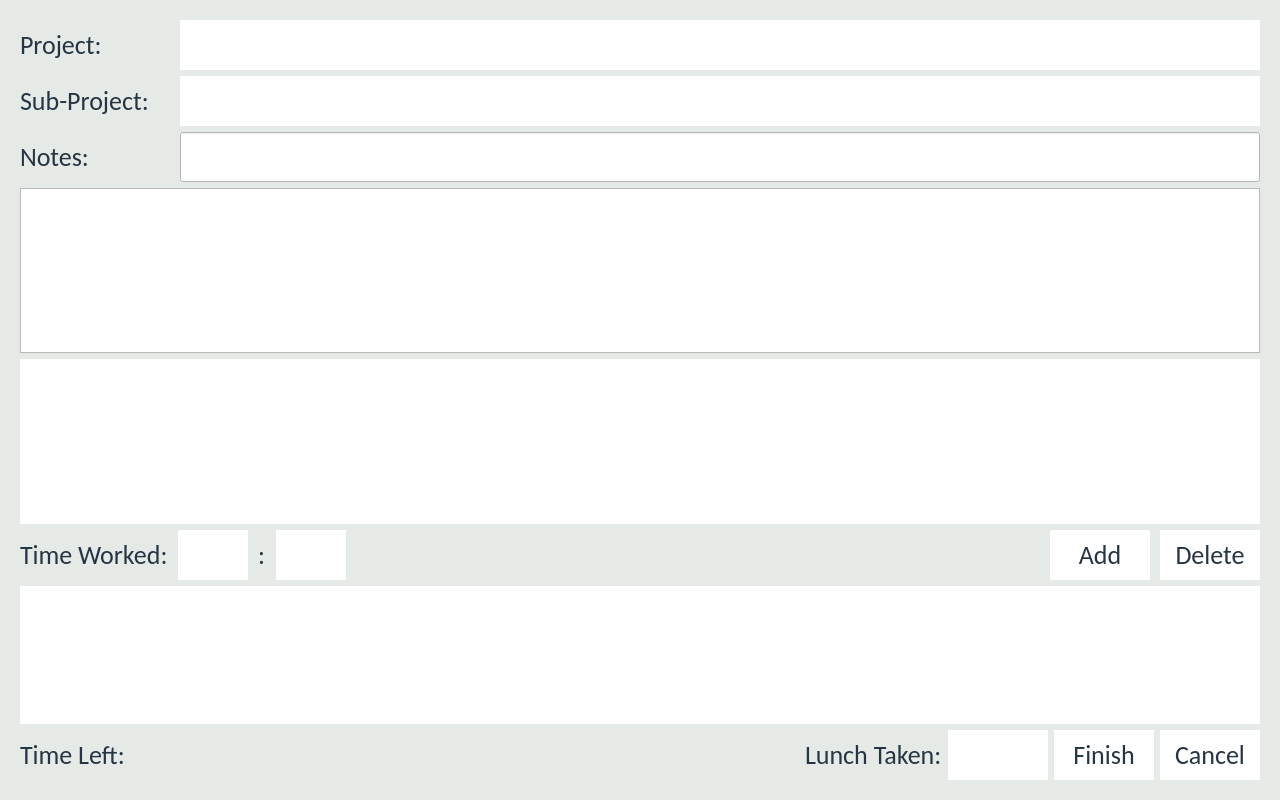
Old version of the form Source/Time-Track/clockoutform.ui in the repository joshuawootonn/time-track.
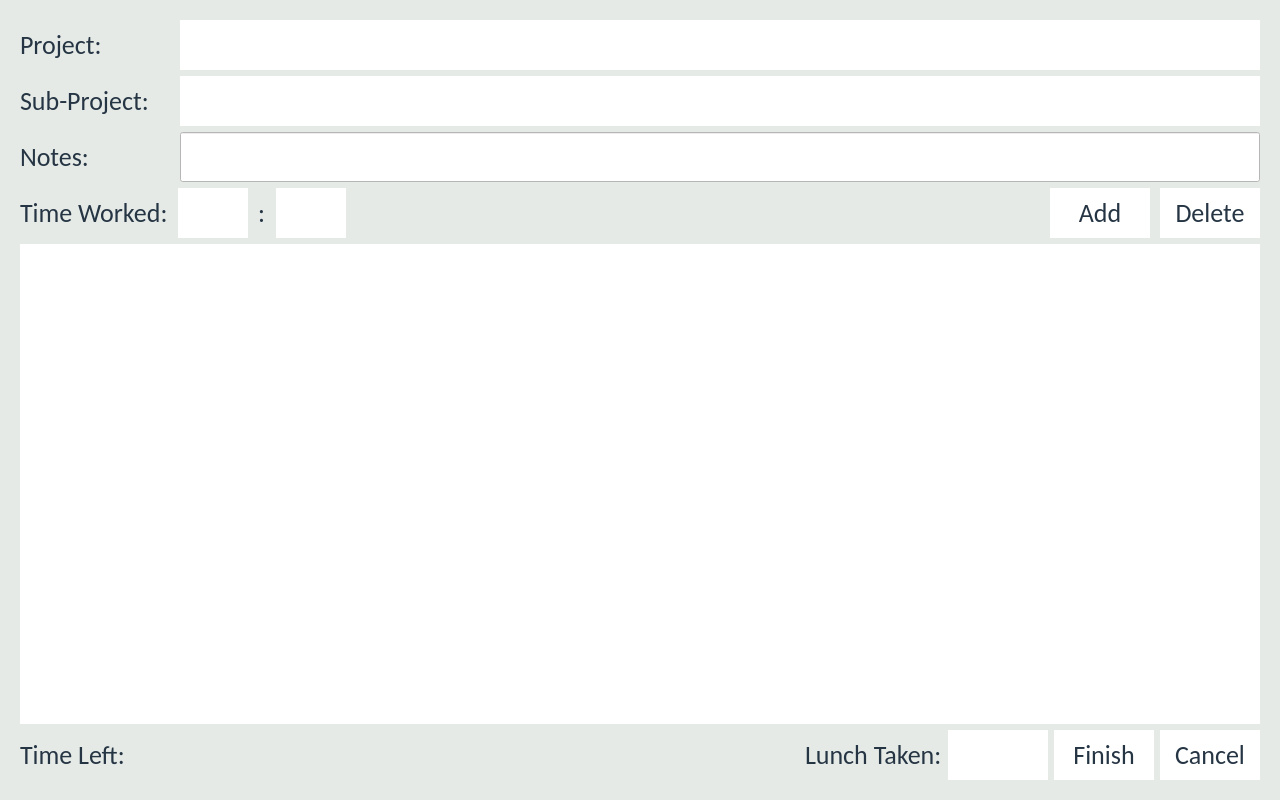
New version of the form.

What changed in the file:
```diff
--- a/Source/Time-Track/clockoutform.ui
+++ b/Source/Time-Track/clockoutform.ui
@@ -273,12 +273,6 @@
           </item>
          </layout>
         </item>
-        <item>
-         <widget class="QPlainTextEdit" name="plainTextEdit"/>
-        </item>
-        <item>
-         <widget class="QTextEdit" name="textEdit"/>
-        </item>
         <item>
          <layout class="QHBoxLayout" name="horizontalLayout_8">
           <property name="spacing">
```
